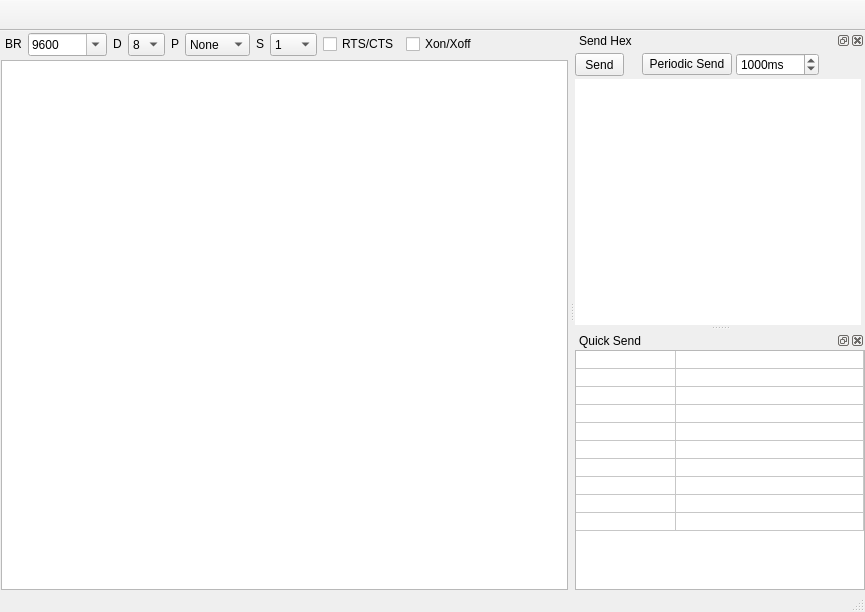
This is ui/mainwindow.ui in gamesun/UartVide as Qt 5 draws it before an edit. The edited form follows.
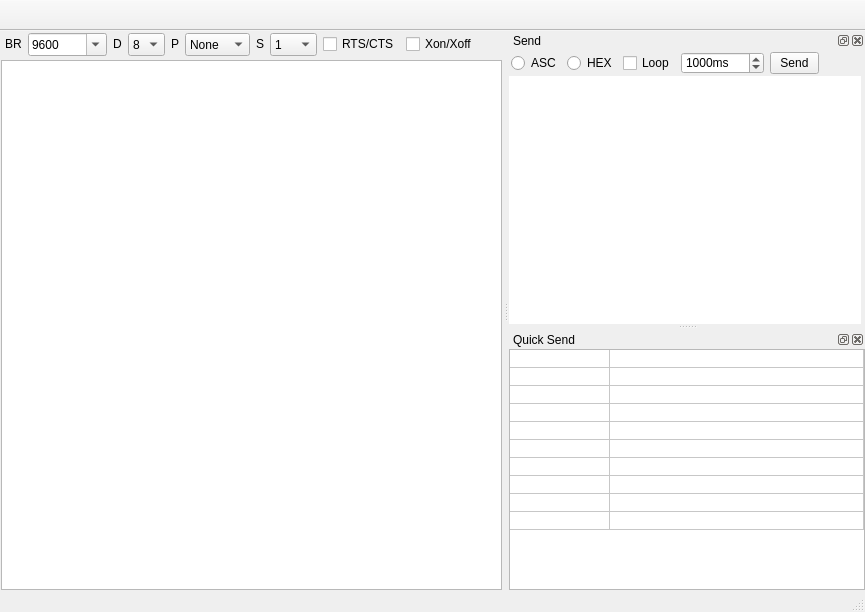
This is the edited form.

Commit message: Rework "Send" panel.

```diff
--- a/ui/mainwindow.ui
+++ b/ui/mainwindow.ui
@@ -624,7 +624,7 @@
     <set>Qt::BottomDockWidgetArea|Qt::LeftDockWidgetArea|Qt::RightDockWidgetArea</set>
    </property>
    <property name="windowTitle">
-    <string notr="true">Send Hex</string>
+    <string notr="true">Send</string>
    </property>
    <attribute name="dockWidgetArea">
     <number>2</number>
@@ -649,71 +649,77 @@
      <item>
       <layout class="QHBoxLayout" name="horizontalLayout">
        <property name="spacing">
-        <number>4</number>
+        <number>6</number>
        </property>
        <property name="leftMargin">
-        <number>0</number>
+        <number>2</number>
        </property>
        <property name="topMargin">
-        <number>1</number>
+        <number>0</number>
        </property>
        <property name="rightMargin">
         <number>2</number>
        </property>
        <property name="bottomMargin">
-        <number>1</number>
+        <number>0</number>
        </property>
        <item>
-        <widget class="QToolButton" name="btnSendHex">
-         <property name="sizePolicy">
-          <sizepolicy hsizetype="Expanding" vsizetype="Fixed">
-           <horstretch>0</horstretch>
-           <verstretch>0</verstretch>
-          </sizepolicy>
-         </property>
+        <widget class="QRadioButton" name="rdoASC">
          <property name="minimumSize">
           <size>
            <width>0</width>
-           <height>23</height>
+           <height>22</height>
           </size>
          </property>
-         <property name="toolTip">
-          <string notr="true">Send once</string>
+         <property name="maximumSize">
+          <size>
+           <width>16777215</width>
+           <height>22</height>
+          </size>
          </property>
          <property name="statusTip">
           <string notr="true">Send once</string>
          </property>
          <property name="text">
-          <string notr="true"> Send </string>
+          <string notr="true">ASC</string>
          </property>
         </widget>
        </item>
        <item>
-        <spacer name="horizontalSpacer_3">
-         <property name="orientation">
-          <enum>Qt::Horizontal</enum>
+        <widget class="QRadioButton" name="rdoHEX">
+         <property name="minimumSize">
+          <size>
+           <width>0</width>
+           <height>22</height>
+          </size>
          </property>
-         <property name="sizeType">
-          <enum>QSizePolicy::Fixed</enum>
-         </property>
-         <property name="sizeHint" stdset="0">
+         <property name="maximumSize">
           <size>
-           <width>14</width>
-           <height>20</height>
+           <width>16777215</width>
+           <height>22</height>
           </size>
          </property>
-        </spacer>
+         <property name="text">
+          <string notr="true">HEX</string>
+         </property>
+        </widget>
        </item>
        <item>
-        <widget class="QPushButton" name="btnPeriodicSend">
-         <property name="toolTip">
-          <string notr="true">Periodic Send</string>
+        <widget class="QCheckBox" name="chkLoop">
+         <property name="minimumSize">
+          <size>
+           <width>0</width>
+           <height>22</height>
+          </size>
          </property>
-         <property name="statusTip">
-          <string notr="true">Periodic Send</string>
+         <property name="maximumSize">
+          <size>
+           <width>16777215</width>
+           <height>22</height>
+          </size>
          </property>
          <property name="text">
-          <string> Periodic Send </string>
+          <string notr="true">Loop</string>
          </property>
         </widget>
        </item>
@@ -722,13 +728,13 @@
          <property name="minimumSize">
           <size>
            <width>0</width>
-           <height>23</height>
+           <height>22</height>
           </size>
          </property>
          <property name="maximumSize">
           <size>
            <width>16777215</width>
-           <height>23</height>
+           <height>22</height>
           </size>
          </property>
          <property name="toolTip">
@@ -751,6 +757,31 @@
          </property>
         </widget>
        </item>
+       <item>
+        <widget class="QToolButton" name="btnSend">
+         <property name="sizePolicy">
+          <sizepolicy hsizetype="Expanding" vsizetype="Fixed">
+           <horstretch>0</horstretch>
+           <verstretch>0</verstretch>
+          </sizepolicy>
+         </property>
+         <property name="minimumSize">
+          <size>
+           <width>0</width>
+           <height>22</height>
+          </size>
+         </property>
+         <property name="maximumSize">
+          <size>
+           <width>16777215</width>
+           <height>22</height>
+          </size>
+         </property>
+         <property name="text">
+          <string notr="true"> Send </string>
+         </property>
+        </widget>
+       </item>
        <item>
         <spacer name="horizontalSpacer">
          <property name="orientation">
```
Left out of the diff: 3 changed lines with no effect on the pictures. The commit also changes 17 other files.
